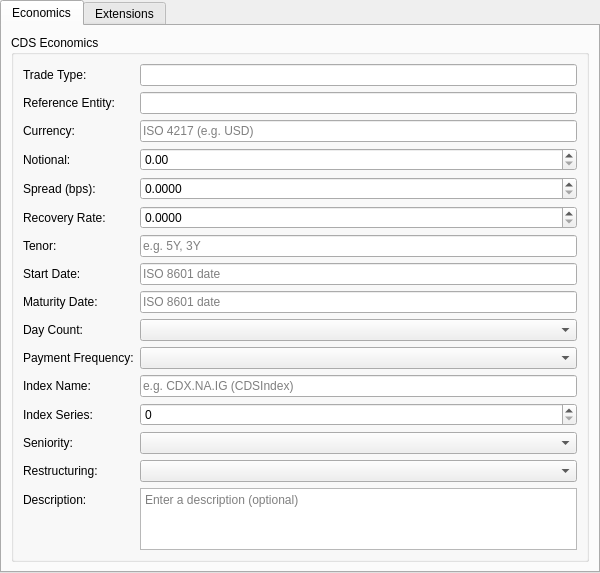
This is projects/ores.qt.trading/ui/CreditInstrumentForm.ui in OreStudio/OreStudio as Qt 5 draws it before an edit. The edited form follows.
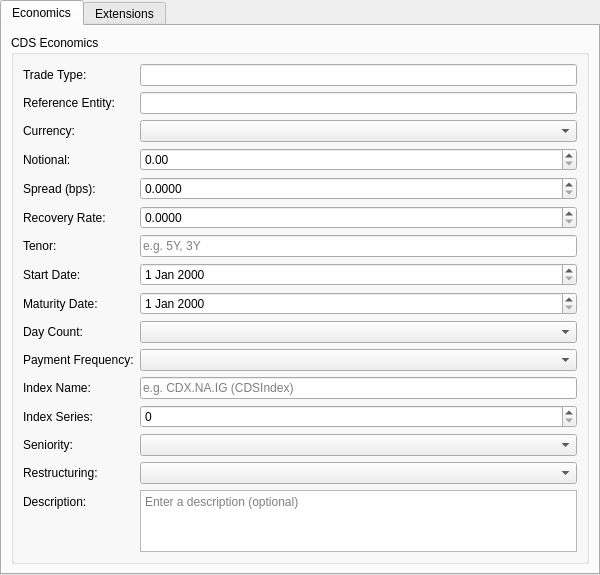
This is the edited form. Custom widgets are drawn as their Qt base class.

Commit message: [qt,trading] Currency combos with flag icons, date pickers, and dialog polish

Patch:
```diff
--- a/projects/ores.qt.trading/ui/CreditInstrumentForm.ui
+++ b/projects/ores.qt.trading/ui/CreditInstrumentForm.ui
@@ -47,9 +47,7 @@
            <widget class="QLabel"><property name="text"><string>Currency:</string></property></widget>
           </item>
           <item row="2" column="1">
-           <widget class="QLineEdit" name="currencyEdit">
-            <property name="placeholderText"><string>ISO 4217 (e.g. USD)</string></property>
-           </widget>
+           <widget class="OreCurrencyComboBox" name="currencyCombo"/>
           </item>
           <item row="3" column="0">
            <widget class="QLabel"><property name="text"><string>Notional:</string></property></widget>
@@ -97,17 +95,13 @@
            <widget class="QLabel"><property name="text"><string>Start Date:</string></property></widget>
           </item>
           <item row="7" column="1">
-           <widget class="QLineEdit" name="startDateEdit">
-            <property name="placeholderText"><string>ISO 8601 date</string></property>
-           </widget>
+           <widget class="OreDateEdit" name="startDateEdit"/>
           </item>
           <item row="8" column="0">
            <widget class="QLabel"><property name="text"><string>Maturity Date:</string></property></widget>
           </item>
           <item row="8" column="1">
-           <widget class="QLineEdit" name="maturityDateEdit">
-            <property name="placeholderText"><string>ISO 8601 date</string></property>
-           </widget>
+           <widget class="OreDateEdit" name="maturityDateEdit"/>
           </item>
           <item row="9" column="0">
            <widget class="QLabel"><property name="text"><string>Day Count:</string></property></widget>
@@ -268,6 +262,16 @@
   <extends>QDoubleSpinBox</extends>
   <header>ores.qt/OreDoubleSpinBox.hpp</header>
  </customwidget>
+ <customwidget>
+  <class>OreDateEdit</class>
+  <extends>QDateEdit</extends>
+  <header>ores.qt/OreDateEdit.hpp</header>
+ </customwidget>
+ <customwidget>
+  <class>OreCurrencyComboBox</class>
+  <extends>QComboBox</extends>
+  <header>ores.qt/OreCurrencyComboBox.hpp</header>
+ </customwidget>
 </customwidgets>
 <resources/>
  <connections/>
```
Left out of the diff: 4 changed lines with no effect on the pictures. The commit also changes 32 other files.
